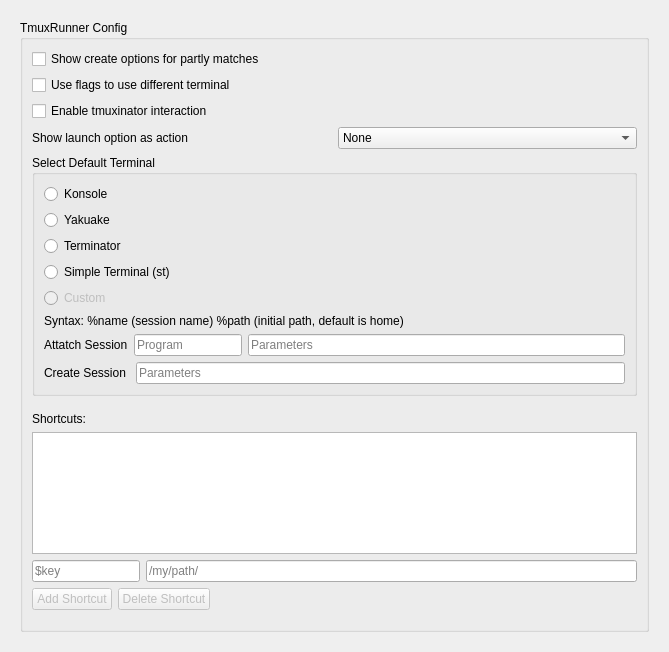
Qt form src/config/tmuxrunner_config.ui (alex1701c/TmuxRunner) before a commit.
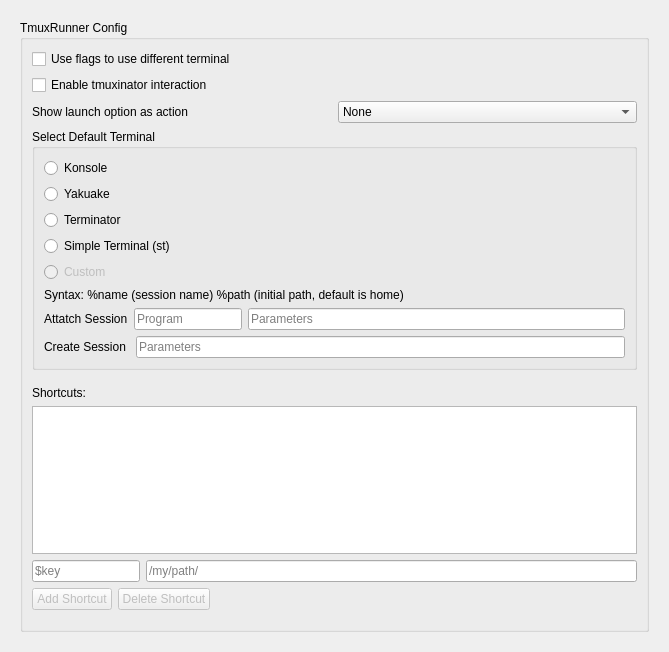
The same form after that commit.

Commit message:
Remove unneeded config option
The result to create a new session when a session with the substring already exists is at the bottom of the result list. Consequently it should not annoy any users

Patch:
```diff
--- a/src/config/tmuxrunner_config.ui
+++ b/src/config/tmuxrunner_config.ui
@@ -63,13 +63,6 @@
           <item>
            <layout class="QVBoxLayout" name="errorMessagesLayout"/>
           </item>
-          <item>
-           <widget class="QCheckBox" name="partlyMatchesOption">
-            <property name="text">
-             <string>Show create options for partly matches</string>
-            </property>
-           </widget>
-          </item>
           <item>
            <widget class="QCheckBox" name="flags">
             <property name="text">
```
The commit also changes 3 other files.
